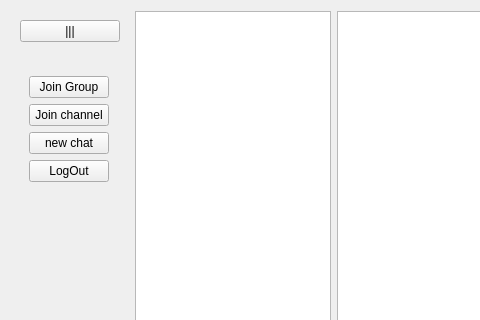
Kebabist/Messenger_C--_1, file loggedinpage.ui: the form before one commit; both pictures show x 0 to 480 and y 0 to 320 of the 1048 by 571 pixel window.
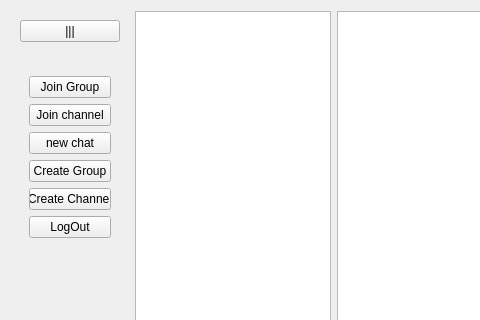
The form after the commit.

Commit message: implement some of the buttons

What changed in the file:
```diff
--- a/loggedinpage.ui
+++ b/loggedinpage.ui
@@ -106,6 +106,20 @@
                </property>
               </widget>
              </item>
+             <item>
+              <widget class="QPushButton" name="creategroupbutton">
+               <property name="text">
+                <string>Create Group</string>
+               </property>
+              </widget>
+             </item>
+             <item>
+              <widget class="QPushButton" name="createchannelbutton">
+               <property name="text">
+                <string>Create Channel</string>
+               </property>
+              </widget>
+             </item>
              <item>
               <widget class="QPushButton" name="logoutbutton">
                <property name="text">
```
The commit also changes 3 other files.
